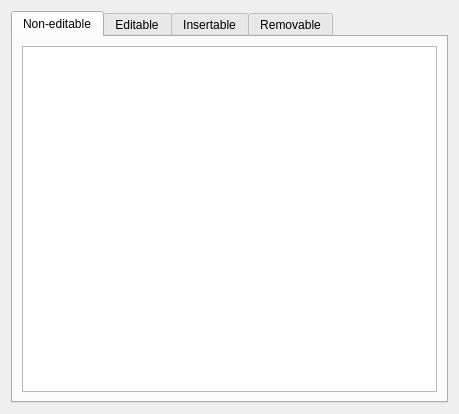
Before: the Qt Designer form modellistexamples.ui in romariorios/QtMVT, drawn with Qt 5.
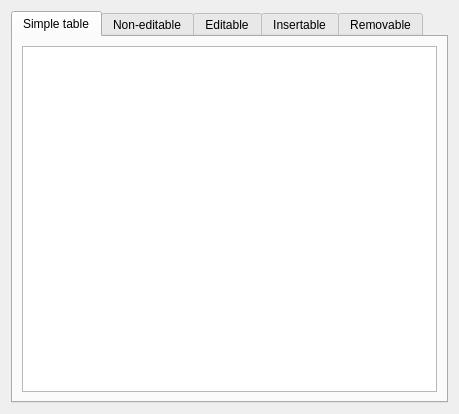
After: the same form once the commit is applied.

Commit message: Add helper constructor overloads

Diff of the .ui file:
```diff
--- a/modellistexamples.ui
+++ b/modellistexamples.ui
@@ -19,6 +19,16 @@
      <property name="currentIndex">
       <number>0</number>
      </property>
+     <widget class="QWidget" name="tab_5">
+      <attribute name="title">
+       <string>Simple table</string>
+      </attribute>
+      <layout class="QVBoxLayout" name="verticalLayout_6">
+       <item>
+        <widget class="QTableView" name="simple"/>
+       </item>
+      </layout>
+     </widget>
      <widget class="QWidget" name="tab">
       <attribute name="title">
        <string>Non-editable</string>
```
The commit also changes 2 other files.
